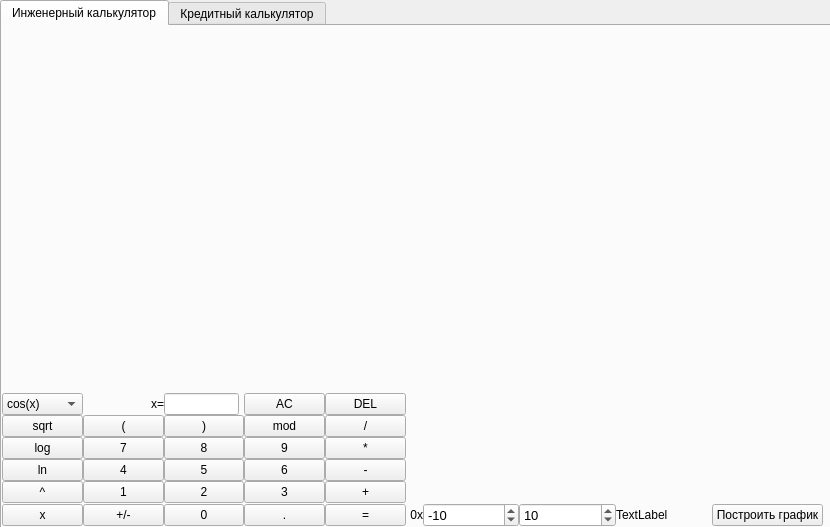
Before: the Qt Designer form src/Front/mainwindow.ui in Wenzar/SmartCalc-v1.0, drawn with Qt 5.
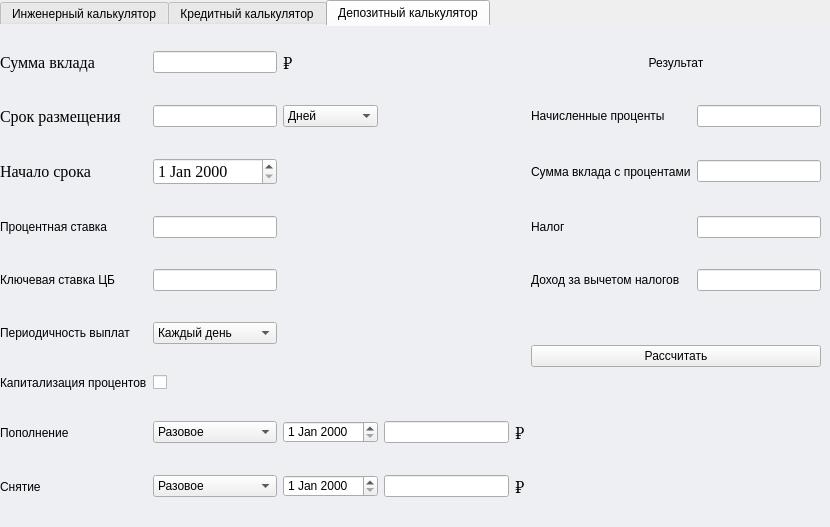
After: the same form once the commit is applied. The open tabs and pages were chosen to show the change. Custom widgets are drawn as their Qt base class.

What changed in the file:
```diff
--- a/src/Front/mainwindow.ui
+++ b/src/Front/mainwindow.ui
@@ -28,6 +28,12 @@
   <property name="windowTitle">
    <string>Калькулятор</string>
   </property>
+  <property name="styleSheet">
+   <string notr="true">QTabWidget::pane {
+	background-color:  rgb(237, 239, 243);
+	border:  grey;
+}</string>
+  </property>
   <property name="tabShape">
    <enum>QTabWidget::Triangular</enum>
   </property>
@@ -992,6 +998,385 @@
       </layout>
      </widget>
     </widget>
+    <widget class="QWidget" name="tab_2">
+     <attribute name="title">
+      <string>Депозитный калькулятор</string>
+     </attribute>
+     <widget class="QWidget" name="gridLayoutWidget_3">
+      <property name="geometry">
+       <rect>
+        <x>0</x>
+        <y>0</y>
+        <width>821</width>
+        <height>501</height>
+       </rect>
+      </property>
+      <layout class="QGridLayout" name="gridLayout_3">
+       <item row="7" column="3">
+        <widget class="QLineEdit" name="refill_sum">
+         <property name="inputMask">
+          <string/>
+         </property>
+        </widget>
+       </item>
+       <item row="8" column="1">
+        <widget class="QComboBox" name="withdrawal_frequency">
+         <item>
+          <property name="text">
+           <string>Разовое</string>
+          </property>
+         </item>
+         <item>
+          <property name="text">
+           <string>Раз в месяц</string>
+          </property>
+         </item>
+         <item>
+          <property name="text">
+           <string>Раз в 2 месяца</string>
+          </property>
+         </item>
+         <item>
+          <property name="text">
+           <string>Раз в квартал</string>
+          </property>
+         </item>
+         <item>
+          <property name="text">
+           <string>Раз в полгода</string>
+          </property>
+         </item>
+         <item>
+          <property name="text">
+           <string>Раз в год</string>
+          </property>
+         </item>
+        </widget>
+       </item>
+       <item row="5" column="0">
+        <widget class="QLabel" name="label_24">
+         <property name="text">
+          <string>Периодичность выплат</string>
+         </property>
+        </widget>
+       </item>
+       <item row="8" column="3">
+        <widget class="QLineEdit" name="withdrawal_sum"/>
+       </item>
+       <item row="0" column="0">
+        <widget class="QLabel" name="label_19">
+         <property name="font">
+          <font>
+           <family>Times New Roman</family>
+           <pointsize>12</pointsize>
+          </font>
+         </property>
+         <property name="text">
+          <string>Сумма вклада</string>
+         </property>
+        </widget>
+       </item>
+       <item row="1" column="2">
+        <widget class="QComboBox" name="period_placement_type">
+         <item>
+          <property name="text">
+           <string>Дней</string>
+          </property>
+         </item>
+         <item>
+          <property name="text">
+           <string>Месяцев</string>
+          </property>
+         </item>
+         <item>
+          <property name="text">
+           <string>Лет</string>
+          </property>
+         </item>
+        </widget>
+       </item>
+       <item row="6" column="0">
+        <widget class="QLabel" name="label_25">
+         <property name="text">
+          <string>Капитализация процентов</string>
+         </property>
+        </widget>
+       </item>
+       <item row="2" column="1">
+        <widget class="QDateEdit" name="beginning_term">
+         <property name="font">
+          <font>
+           <family>Times New Roman</family>
+           <pointsize>12</pointsize>
+          </font>
+         </property>
+        </widget>
+       </item>
+       <item row="3" column="0">
+        <widget class="QLabel" name="label228">
+         <property name="text">
+          <string>Процентная ставка</string>
+         </property>
+        </widget>
+       </item>
+       <item row="4" column="1">
+        <widget class="QLineEdit" name="central_bank_rate"/>
+       </item>
+       <item row="7" column="1">
+        <widget class="QComboBox" name="refill_frequency">
+         <item>
+          <property name="text">
+           <string>Разовое</string>
+          </property>
+         </item>
+         <item>
+          <property name="text">
+           <string>Раз в месяц</string>
+          </property>
+         </item>
+         <item>
+          <property name="text">
+           <string>Раз в 2 месяца</string>
+          </property>
+         </item>
+         <item>
+          <property name="text">
+           <string>Раз в квартал</string>
+          </property>
+         </item>
+         <item>
+          <property name="text">
+           <string>Раз в полгода</string>
+          </property>
+         </item>
+         <item>
+          <property name="text">
+           <string>Раз в год</string>
+          </property>
+         </item>
+        </widget>
+       </item>
+       <item row="1" column="0">
+        <widget class="QLabel" name="label_20">
+         <property name="font">
+          <font>
+           <family>Times New Roman</family>
+           <pointsize>12</pointsize>
+          </font>
+         </property>
+         <property name="text">
+          <string>Срок размещения</string>
+         </property>
+        </widget>
+       </item>
+       <item row="7" column="2">
+        <widget class="QDateEdit" name="refill_date"/>
+       </item>
+       <item row="7" column="0">
+        <widget class="QLabel" name="label_26">
+         <property name="text">
+          <string>Пополнение</string>
+         </property>
+        </widget>
+       </item>
+       <item row="2" column="0">
+        <widget class="QLabel" name="label_21">
+         <property name="font">
+          <font>
+           <family>Times New Roman</family>
+           <pointsize>12</pointsize>
+          </font>
+         </property>
+         <property name="text">
+          <string>Начало срока</string>
+         </property>
+        </widget>
+       </item>
+       <item row="3" column="1">
+        <widget class="QLineEdit" name="percentage_rate_dep"/>
+       </item>
+       <item row="0" column="4">
+        <widget class="QLabel" name="label_29">
+         <property name="text">
+          <string/>
+         </property>
+        </widget>
+       </item>
+       <item row="0" column="1">
+        <widget class="QLineEdit" name="deposit_sum"/>
+       </item>
+       <item row="6" column="1">
+        <widget class="QCheckBox" name="capitalization_of_percents">
+         <property name="text">
+          <string/>
+         </property>
+        </widget>
+       </item>
+       <item row="5" column="1">
+        <widget class="QComboBox" name="frequency_of_payments">
+         <item>
+          <property name="text">
+           <string>Каждый день</string>
+          </property>
+         </item>
+         <item>
+          <property name="text">
+           <string>Каждую неделю</string>
+          </property>
+         </item>
+         <item>
+          <property name="text">
+           <string>Раз в месяц</string>
+          </property>
+         </item>
+         <item>
+          <property name="text">
+           <string>Раз в квартал</string>
+          </property>
+         </item>
+         <item>
+          <property name="text">
+           <string>Раз в полгода</string>
+          </property>
+         </item>
+         <item>
+          <property name="text">
+           <string>Раз в год</string>
+          </property>
+         </item>
+         <item>
+          <property name="text">
+           <string>В конце срока</string>
+          </property>
+         </item>
+        </widget>
+       </item>
+       <item row="1" column="1">
+        <widget class="QLineEdit" name="period_placement"/>
+       </item>
+       <item row="8" column="0">
+        <widget class="QLabel" name="label_27">
+         <property name="text">
+          <string>Снятие</string>
+         </property>
+        </widget>
+       </item>
+       <item row="8" column="2">
+        <widget class="QDateEdit" name="withdrawal_date"/>
+       </item>
+       <item row="4" column="0">
+        <widget class="QLabel" name="label_23">
+         <property name="text">
+          <string>Ключевая ставка ЦБ</string>
+         </property>
+        </widget>
+       </item>
+       <item row="4" column="5">
+        <widget class="QLabel" name="label_33">
+         <property name="text">
+          <string>Доход за вычетом налогов</string>
+         </property>
+        </widget>
+       </item>
+       <item row="3" column="5">
+        <widget class="QLabel" name="label_32">
+         <property name="text">
+          <string>Налог</string>
+         </property>
+        </widget>
+       </item>
+       <item row="2" column="5">
+        <widget class="QLabel" name="label_31">
+         <property name="text">
+          <string>Сумма вклада с процентами</string>
+         </property>
+        </widget>
+       </item>
+       <item row="1" column="5">
+        <widget class="QLabel" name="label_30">
+         <property name="text">
+          <string>Начисленные проценты</string>
+         </property>
+        </widget>
+       </item>
+       <item row="4" column="6">
+        <widget class="QLineEdit" name="income_after_taxes"/>
+       </item>
+       <item row="3" column="6">
+        <widget class="QLineEdit" name="tax"/>
+       </item>
+       <item row="2" column="6">
+        <widget class="QLineEdit" name="deposit_amount_with_interest"/>
+       </item>
+       <item row="1" column="6">
+        <widget class="QLineEdit" name="accrued_interest"/>
+       </item>
+       <item row="0" column="5" colspan="2">
+        <widget class="QLabel" name="label_28">
+         <property name="text">
+          <string>Результат</string>
+         </property>
+         <property name="alignment">
+          <set>Qt::AlignCenter</set>
+         </property>
+        </widget>
+       </item>
+       <item row="5" column="5" rowspan="2" colspan="2">
+        <widget class="QPushButton" name="pushButton_calculate_deposit">
+         <property name="text">
+          <string>Рассчитать</string>
+         </property>
+        </widget>
+       </item>
+       <item row="0" column="2">
+        <widget class="QLabel" name="label_34">
+         <property name="font">
+          <font>
+           <family>Times New Roman</family>
+           <pointsize>12</pointsize>
+          </font>
+         </property>
+         <property name="text">
+          <string>₽</string>
+         </property>
+        </widget>
+       </item>
+       <item row="7" column="4">
+        <widget class="QLabel" name="label_35">
+         <property name="font">
+          <font>
+           <family>Times New Roman</family>
+           <pointsize>12</pointsize>
+          </font>
+         </property>
+         <property name="text">
+          <string>₽</string>
+         </property>
+        </widget>
+       </item>
+       <item row="8" column="4">
+        <widget class="QLabel" name="label_36">
+         <property name="font">
+          <font>
+           <family>Times New Roman</family>
+           <pointsize>12</pointsize>
+          </font>
+         </property>
+         <property name="text">
+          <string>₽</string>
+         </property>
+        </widget>
+       </item>
+       <item row="5" column="3" rowspan="2" colspan="2">
+        <widget class="QLabel" name="deposit_error">
+         <property name="text">
+          <string/>
+         </property>
+        </widget>
+       </item>
+      </layout>
+     </widget>
+    </widget>
    </widget>
   </widget>
  </widget>
```
Left out of the diff: 8 changed lines with no effect on the pictures.
